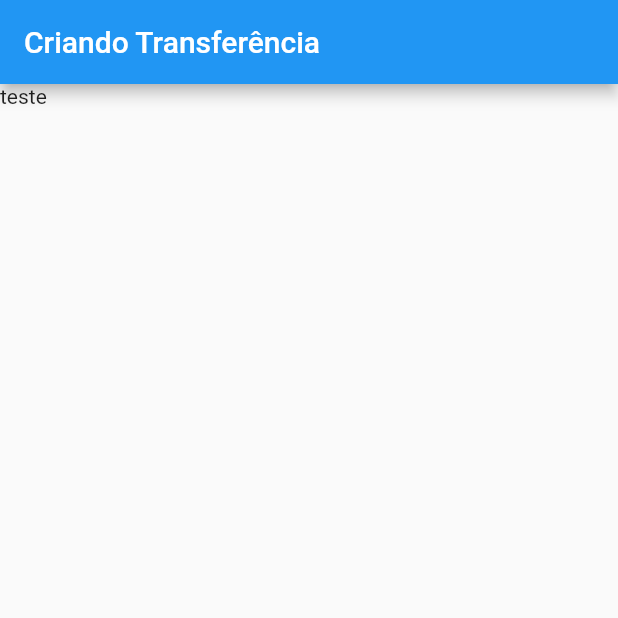
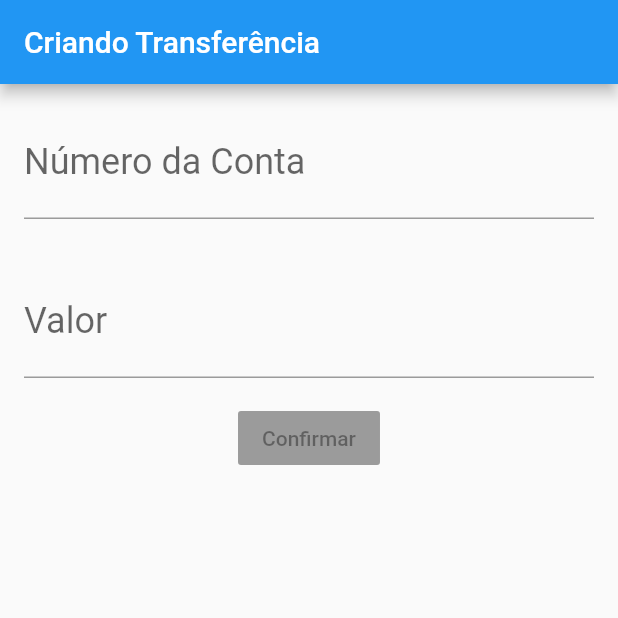
Before and after one commit to erickm32/alura_bytebank, a Flutter app: the screen it shows after launch, on a phone screen of 412 x 824 dp, the top half of it. Run offline on Flutter 3.47's test engine with Material 2 defaults, Android fonts, the phone set to English and light mode, and no system bars.

Commit message:
Adding text inputs and button

```diff
--- a/lib/main.dart
+++ b/lib/main.dart
@@ -18,7 +18,33 @@ class FormularioTransferencia extends StatelessWidget {
   Widget build(BuildContext context) {
     return Scaffold(
       appBar: AppBar(title: Text('Criando Transferência')),
-      body: Text('teste'),
+      body: Column(children: <Widget>[
+        Padding(
+          child: TextField(
+            style: TextStyle(fontSize: 24.0),
+            decoration: InputDecoration(
+              labelText: 'Número da Conta',
+              hintText: '0000'
+            ),
+            keyboardType: TextInputType.number,),
+          padding: const EdgeInsets.all(16.0),
+        ),
+        Padding(
+          child: TextField(
+            style: TextStyle(fontSize: 24.0),
+            decoration: InputDecoration(
+              labelText: 'Valor',
+              hintText: '0.00'
+            ),
+            keyboardType: TextInputType.number,
+          ),
+          padding: const EdgeInsets.all(16.0),
+        ),
+        RaisedButton(
+          child: Text('Confirmar'),
+        )
+      ],)
+      ,
     );
   }
 }
```
